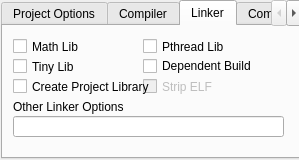
Qt form propside/project.ui (parallaxinc/SimpleIDE) before a commit.
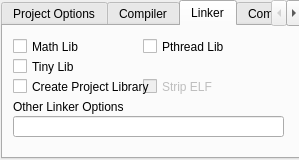
The same form after that commit. Icons and pictures are not drawn.

Commit message: Created Project View Build All Libraries. Change dependent build to use ALT+Program button. Remove Library Dependent Build.

What changed in the file:
```diff
--- a/propside/project.ui
+++ b/propside/project.ui
@@ -436,22 +436,6 @@
       <bool>false</bool>
      </property>
     </widget>
-    <widget class="QCheckBox" name="checkBoxDependentBuild">
-     <property name="geometry">
-      <rect>
-       <x>140</x>
-       <y>30</y>
-       <width>131</width>
-       <height>20</height>
-      </rect>
-     </property>
-     <property name="toolTip">
-      <string>Check to build if local source files changed (ignores library files).</string>
-     </property>
-     <property name="text">
-      <string>Dependent Build</string>
-     </property>
-    </widget>
    </widget>
    <widget class="QWidget" name="SpinOptions">
     <property name="toolTip">
```
The commit also changes 12 other files.
